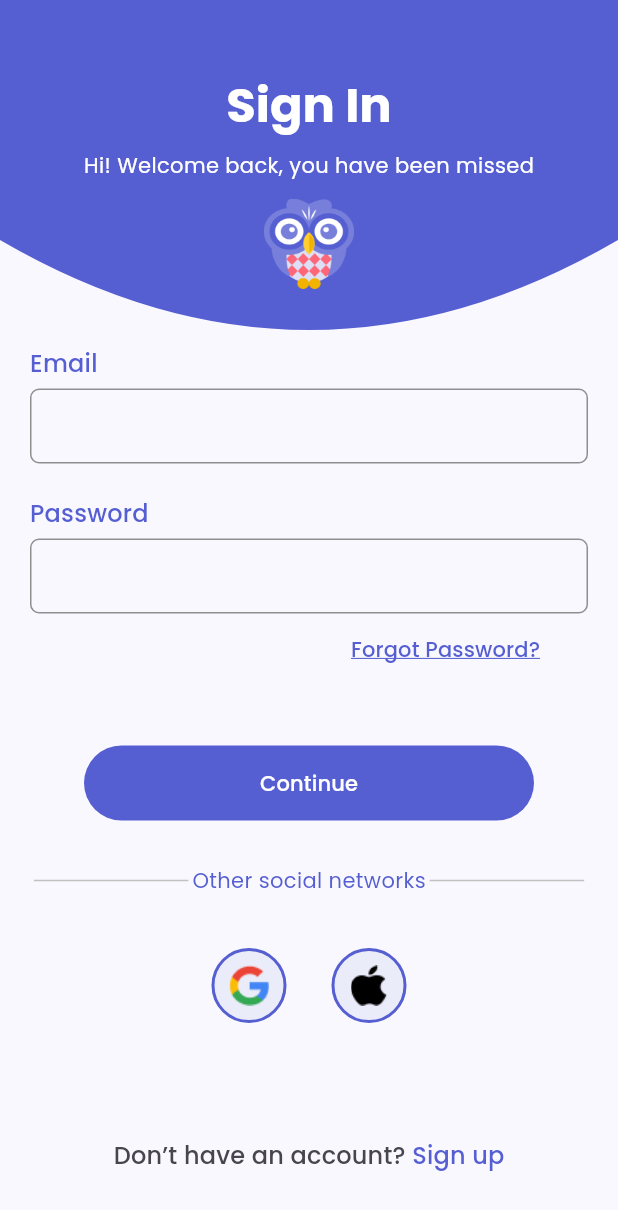
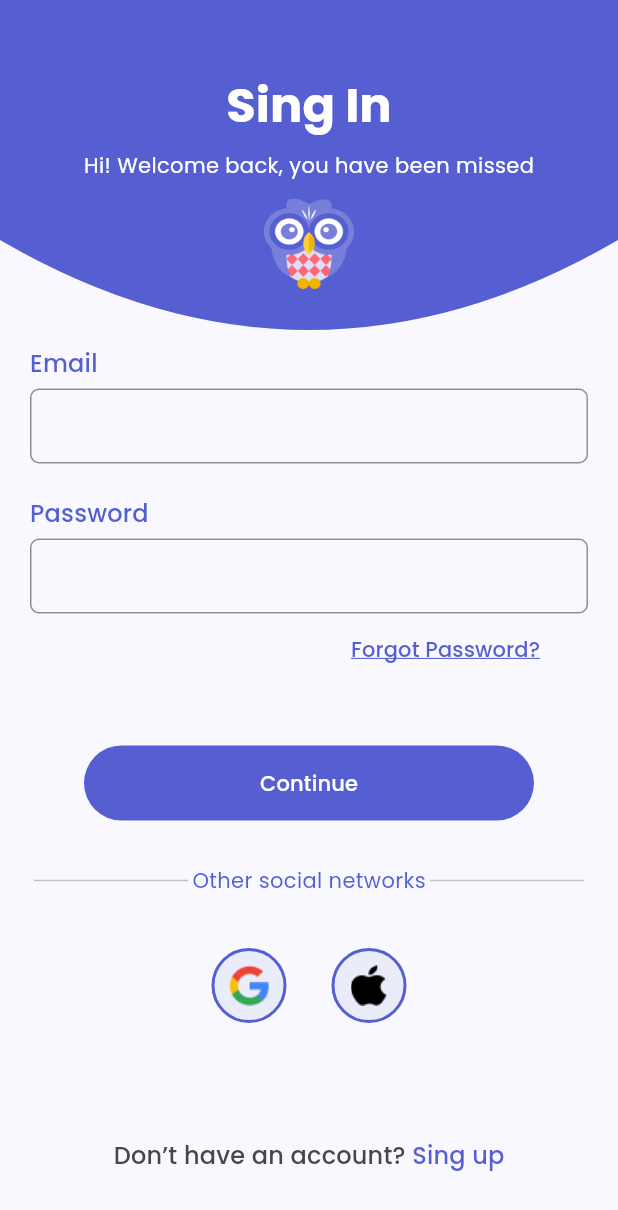
Before and after one commit to SamaritanoDev/guardowl, a Flutter app: the screen it shows after launch, on a phone screen of 412 x 824 dp. Shown: the top 1210 px of the screen. Run offline on Flutter 3.47's test engine with Material 3 defaults, Android fonts, the phone set to English and light mode, and no system bars; our stand-ins replace equatable, flutter_bloc, google_fonts.

Commit message:
chore: Sign to Sing

```diff
--- a/lib/features/authentication/ui/authentication_view.dart
+++ b/lib/features/authentication/ui/authentication_view.dart
@@ -34,13 +34,13 @@ class _AuthenticationViewState extends State<AuthenticationView> {
             height: 1.4,
             child: Center(
               child: HeaderAuthentication(
-                  titleAuthentication: isRegisterMode ? 'Sign In' : 'Sing Up',
+                  titleAuthentication: isRegisterMode ? 'Sing In' : 'Sign Up',
                   subTitleAuthentication: isRegisterMode
                       ? 'Hi! Welcome back, you have been missed'
                       : 'Create your new account'),
             ),
           ),
-          isRegisterMode ? const SignInView() : const RegisterView(),
+          isRegisterMode ? const SingInView() : const RegisterView(),
           const SizedBox(height: 20),
           //button home
           FilledButton(
--- a/lib/features/authentication/ui/sing_in_view.dart
+++ b/lib/features/authentication/ui/sign_in_view.dart
@@ -2,8 +2,8 @@ import 'package:flutter/material.dart';
 import 'package:guardowl/constants/constants.dart';
 import 'package:guardowl/features/authentication/ui/widgets/form_email_password.dart';
 
-class SignInView extends StatelessWidget {
-  const SignInView({super.key});
+class SingInView extends StatelessWidget {
+  const SingInView({super.key});
 
   @override
   Widget build(BuildContext context) {
--- a/lib/features/authentication/ui/widgets/link_account.dart
+++ b/lib/features/authentication/ui/widgets/link_account.dart
@@ -35,7 +35,7 @@ class LinkAccount extends StatelessWidget {
               style: textLinkStyle,
               children: <InlineSpan>[
                 TextSpan(
-                  text: ' Sign $routeName',
+                  text: ' Sing $routeName',
                   style: boldTextLinkStyle,
                 ),
               ],
--- a/lib/features/authentication/ui/widgets/widgets_auhtentication.dart
+++ b/lib/features/authentication/ui/widgets/widgets_auhtentication.dart
@@ -1,3 +1,3 @@
-export 'package:guardowl/features/authentication/ui/sing_in_view.dart';
+export 'package:guardowl/features/authentication/ui/sign_in_view.dart';
 export 'package:guardowl/features/authentication/ui/widgets/header_authentication.dart';
 export 'package:guardowl/features/authentication/ui/widgets/link_account.dart';
```
